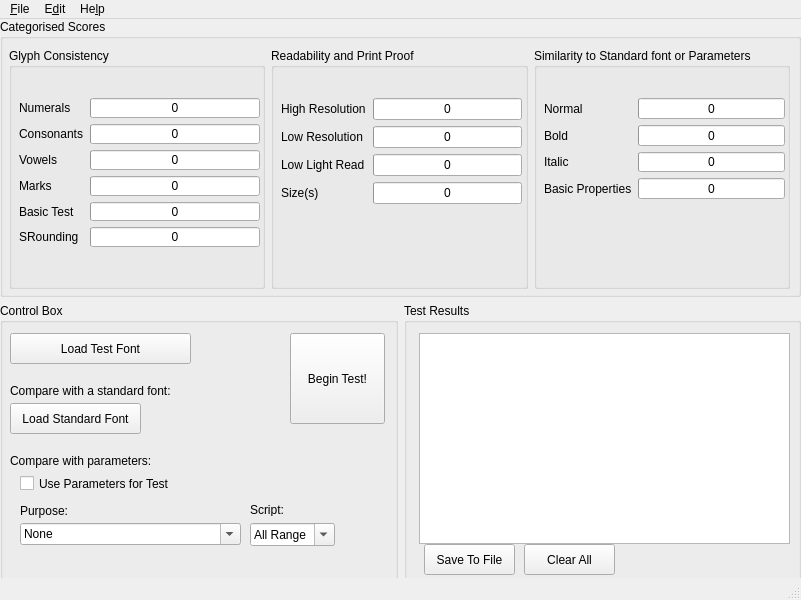
Before: the Qt Designer form ui/fontCompare.ui in ankur-india/FontCompare, drawn with Qt 5.
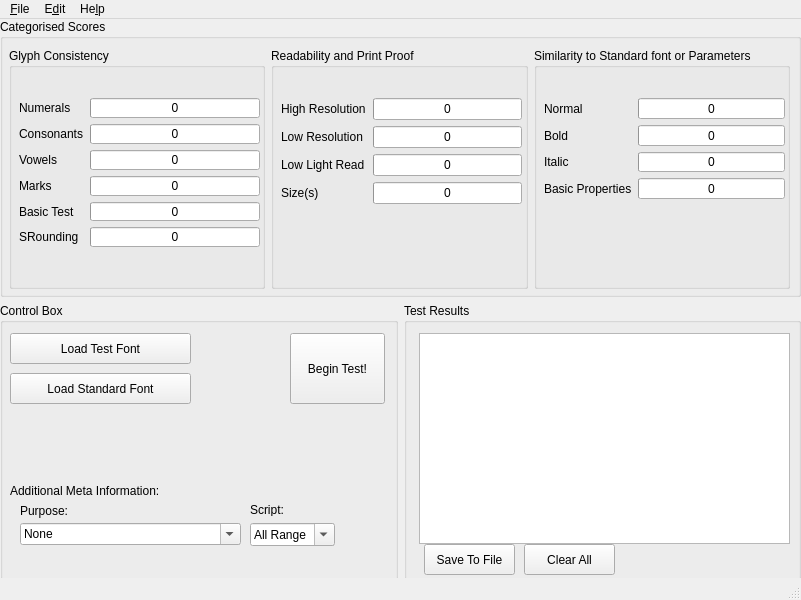
After: the same form once the commit is applied.

```diff
--- a/ui/fontCompare.ui
+++ b/ui/fontCompare.ui
@@ -439,7 +439,7 @@
             <x>290</x>
             <y>30</y>
             <width>95</width>
-            <height>91</height>
+            <height>71</height>
            </rect>
           </property>
           <property name="text">
@@ -463,8 +463,8 @@
           <property name="geometry">
            <rect>
             <x>10</x>
-            <y>100</y>
-            <width>131</width>
+            <y>70</y>
+            <width>181</width>
             <height>31</height>
            </rect>
           </property>
@@ -485,19 +485,6 @@
            <string>Script:</string>
           </property>
          </widget>
-         <widget class="QLabel" name="label">
-          <property name="geometry">
-           <rect>
-            <x>10</x>
-            <y>80</y>
-            <width>201</width>
-            <height>16</height>
-           </rect>
-          </property>
-          <property name="text">
-           <string>Compare with a standard font:</string>
-          </property>
-         </widget>
          <widget class="QLabel" name="label_3">
           <property name="geometry">
            <rect>
@@ -618,26 +605,13 @@
           <property name="geometry">
            <rect>
             <x>10</x>
-            <y>150</y>
+            <y>180</y>
             <width>211</width>
             <height>16</height>
            </rect>
           </property>
           <property name="text">
-           <string>Compare with parameters:</string>
-          </property>
-         </widget>
-         <widget class="QCheckBox" name="ParametersCheckBox">
-          <property name="geometry">
-           <rect>
-            <x>20</x>
-            <y>170</y>
-            <width>211</width>
-            <height>21</height>
-           </rect>
-          </property>
-          <property name="text">
-           <string>Use Parameters for Test</string>
+           <string>Additional Meta Information: </string>
           </property>
          </widget>
         </widget>
```
Left out of the diff: 4 changed lines with no effect on the pictures.
